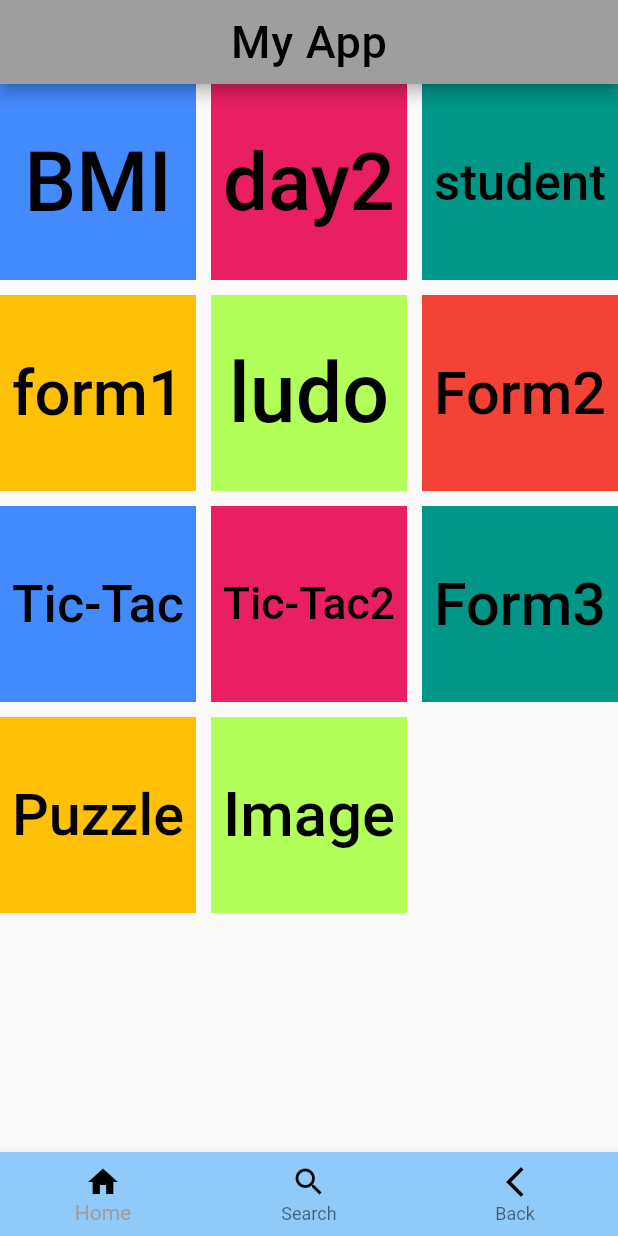
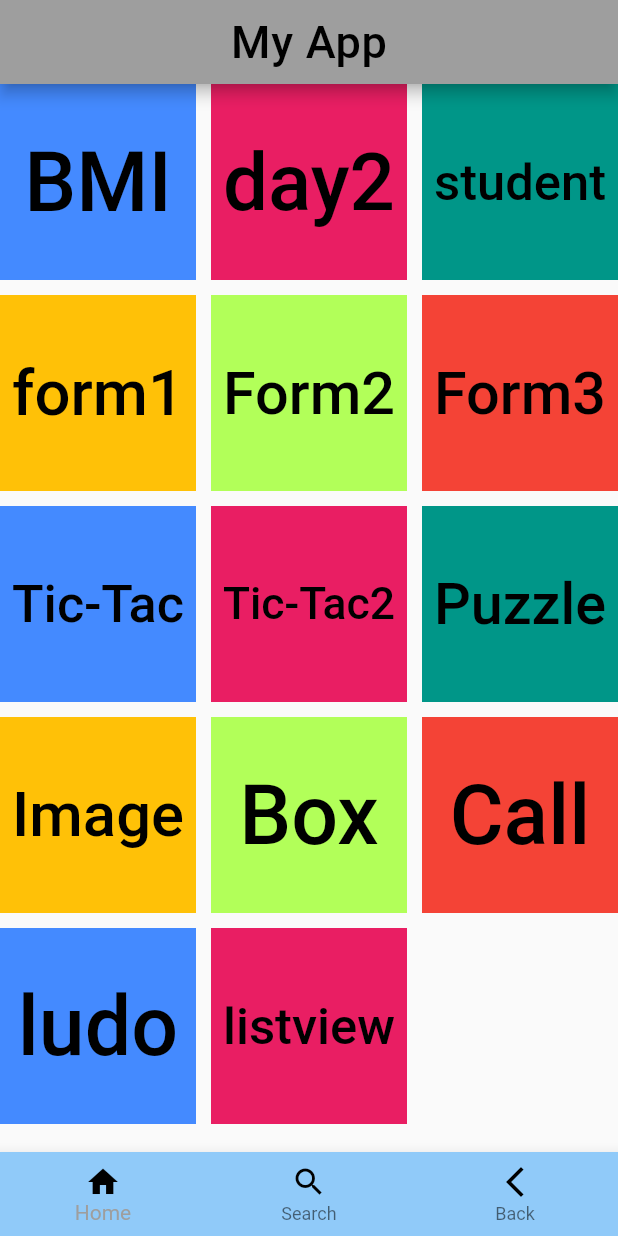
Before and after one commit to helisavaliya22/heli, a Flutter app: the screen it shows after launch, on a phone screen of 412 x 824 dp. Run offline on Flutter 3.47's test engine with Material 2 defaults, Android fonts, the phone set to English and light mode, and no system bars.

Commit message:
31/01/2023

```diff
--- a/lib/MyHomePage.dart
+++ b/lib/MyHomePage.dart
@@ -1,5 +1,4 @@
 import 'package:flutter/material.dart';
-import 'package:heli/Form3.dart';
 
 class MyHomePage extends StatefulWidget {
   const MyHomePage({Key? key}) : super(key: key);
@@ -23,6 +22,12 @@ class _MyHomePageState extends State<MyHomePage> {
       Colors.teal,
       Colors.amber,
       Colors.lightGreenAccent,
+      Colors.red,
+      Colors.blueAccent,
+      Colors.pink,
+      Colors.teal,
+      Colors.amber,
+      Colors.lightGreenAccent,
       Colors.red
     ];
     var arrPages = [
@@ -30,13 +35,16 @@ class _MyHomePageState extends State<MyHomePage> {
       'day2',
       'student',
       'form1',
-      'ludo',
       'Form2',
+      'Form3',
       'Tic-Tac',
       'Tic-Tac2',
-      'Form3',
       'Puzzle',
-      'Image'
+      'Image',
+      'Box',
+      'Call',
+      'ludo',
+      'listview'
     ];
     return Scaffold(
       appBar: AppBar(
--- a/lib/main.dart
+++ b/lib/main.dart
@@ -1,5 +1,7 @@
 import 'package:flutter/material.dart';
 import 'package:heli/BMI.dart';
+import 'package:heli/Box.dart';
+import 'package:heli/Call.dart';
 import 'package:heli/Form2.dart';
 import 'package:heli/Form3.dart';
 import 'package:heli/Image.dart';
@@ -8,6 +10,7 @@ import 'package:heli/Tic-Tac%20Game2.dart';
 import 'package:heli/Tic-Tac.dart';
 import 'package:heli/day2.dart';
 import 'package:heli/form1.dart';
+import 'package:heli/listview.dart';
 import 'package:heli/ludo.dart';
 import 'package:heli/student.dart';
 
@@ -43,6 +46,9 @@ class _dayState extends State<day> {
         'Form3':(context) => Form3(),
         'Puzzle':(context) => Puzzle(),
         'Image':(context) => MyImage(),
+        'listview':(context) => listview(),
+        'Call':(context) => Call(),
+        'Box':(context) => box()
       },
       home: MyHomePage(),
       debugShowCheckedModeBanner: false,
```
Also changed, not shown: lib/Call.dart (+18 -18 lines), lib/listview.dart (+36 -6 lines), Images/orange.jpg (added).
